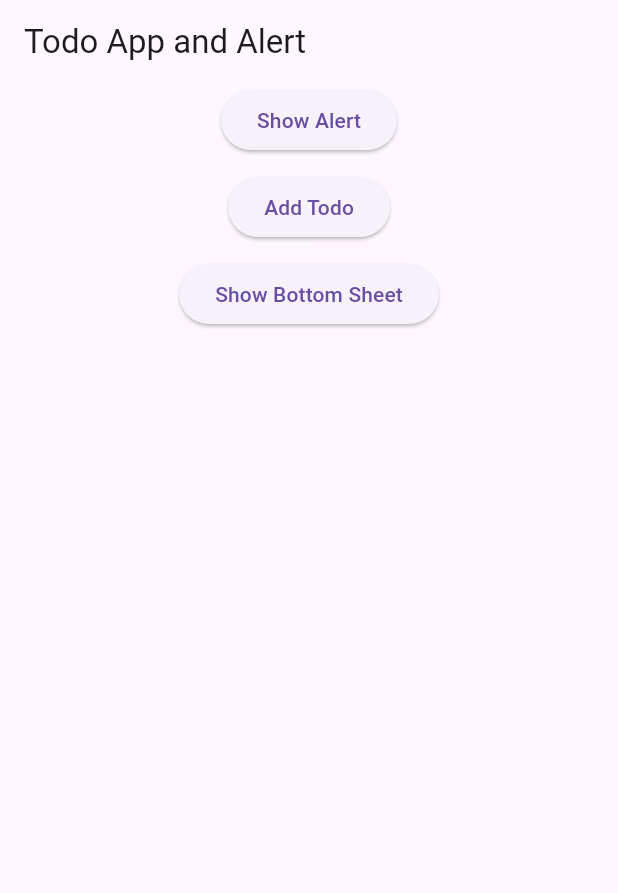
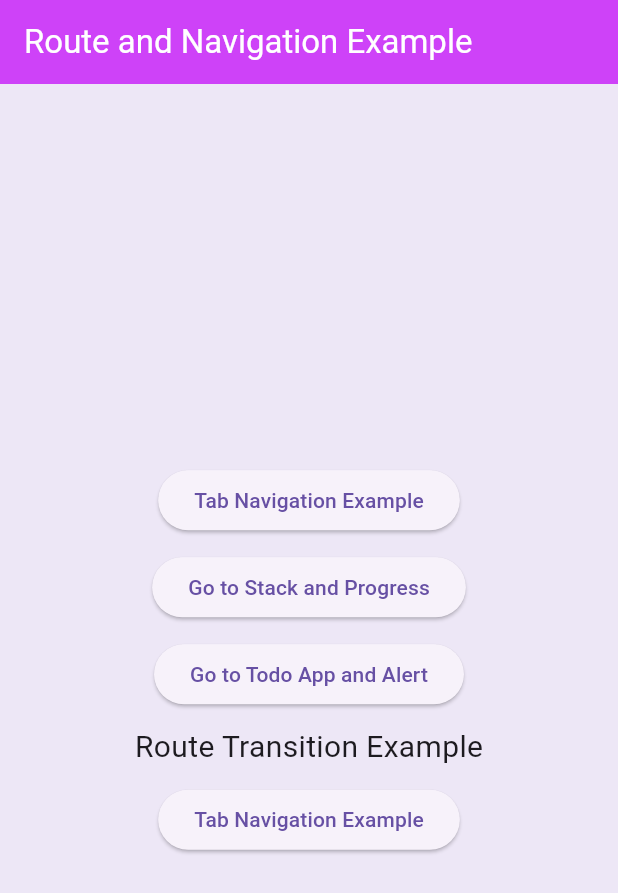
Before and after one commit to RomanSFE/FlutterTest, a Flutter app: the screen it shows after launch, on a phone screen of 412 x 824 dp. Shown: the top 893 px of the screen. Run offline on Flutter 3.47's test engine with Material 3 defaults, Android fonts, the phone set to English and light mode, and no system bars.

Commit message:
reusable component create and route featute test

```diff
--- a/lib/app.dart
+++ b/lib/app.dart
@@ -1,4 +1,7 @@
 import 'package:flutter/material.dart';
+import 'package:fluttertestproject/navigation.dart';
+import 'package:fluttertestproject/routeandnavigation.dart';
+import 'package:fluttertestproject/stackandprogress.dart';
 import 'package:fluttertestproject/todoappandalert.dart';
 
 class MyApp extends StatelessWidget{
@@ -7,7 +10,23 @@ class MyApp extends StatelessWidget{
   @override
   Widget build(BuildContext context) {
     return MaterialApp(
-      home: TodoAppAndAlert()
+      theme: ThemeData(
+        brightness: Brightness.light,
+        primarySwatch: Colors.red,
+        primaryColor: Colors.blue,
+        scaffoldBackgroundColor: Colors.deepPurple[50],
+        appBarTheme: AppBarTheme(
+          backgroundColor: const Color.fromARGB(255, 206, 66, 248),
+          foregroundColor: Colors.white,
+        ),
+      ),
+      initialRoute: '/',
+      routes: {
+        '/': (context) => RouteAndNavigation(),
+        '/stackAndProgress': (context) => StackAndProgress(),
+        '/todoAppAndAlert': (context) => TodoAppAndAlert(),
+        '/navigationbasic': (context) =>  NavigationBasic(),
+      },
     );
   }
 }
--- /dev/null
+++ b/lib/routeandnavigation.dart
@@ -0,0 +1,69 @@
+import 'package:flutter/material.dart';
+import 'package:fluttertestproject/navigation.dart';
+
+class RouteAndNavigation extends StatelessWidget {
+  const RouteAndNavigation({super.key});
+
+  @override
+  Widget build(BuildContext context) {
+    return Scaffold(
+      appBar: AppBar(
+        title: Text('Route and Navigation Example'),
+      ),
+      body: Center(
+        child: Column(
+        mainAxisAlignment: MainAxisAlignment.center,
+        children: [
+          ElevatedButton(
+            onPressed: () {
+              Navigator.pushNamed(context, '/navigationbasic');
+            },
+            child: Text('Tab Navigation Example'),
+          ),
+          SizedBox(height: 10),
+          ElevatedButton(
+            onPressed: () {
+              Navigator.pushNamed(context, '/stackAndProgress');
+            },
+            child: Text('Go to Stack and Progress'),
+          ),
+          SizedBox(height: 10),
+          ElevatedButton(
+            onPressed: () {
+              Navigator.pushNamed(context, '/todoAppAndAlert');
+            },
+            child: Text('Go to Todo App and Alert'),
+          ),
+          SizedBox(height: 10),
+          Text(
+            'Route Transition Example',
+            style: TextStyle(fontSize: 20),
+          ),
+          SizedBox(height: 10),
+          ElevatedButton(
+            onPressed: () {
+              Navigator.push(context, PageRouteBuilder(
+                pageBuilder: (context, animation, secondaryAnimation) => NavigationBasic(),
+                transitionsBuilder: (context, animation, secondaryAnimation, child) {
+                  const begin = Offset(1.0, 0.0);
+                  const end = Offset.zero;
+                  const curve = Curves.easeInOut;
+
+                  var tween = Tween(begin: begin, end: end).chain(CurveTween(curve: curve));
+                  var offsetAnimation = animation.drive(tween);
+
+                  return SlideTransition(
+                    position: offsetAnimation,
+                    child: child,
+                  );
+                },
+              ));
+            },
+            child: Text('Tab Navigation Example'),
+          ),
+        ],
+      ),
+      )
+    );
+  }
+}
```
Also changed, not shown: lib/navigation.dart (added, +83 -0 lines), lib/widgets/citycard.dart (added, +54 -0 lines), lib/widgets/ownwidget.dart (added, +50 -0 lines).
